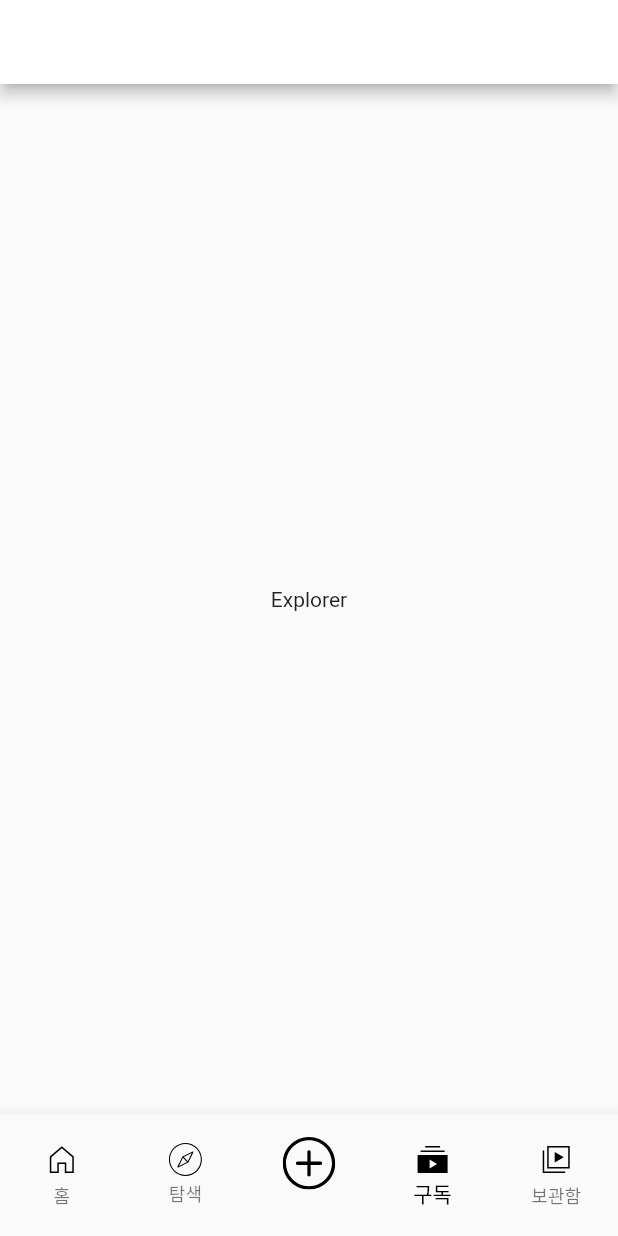
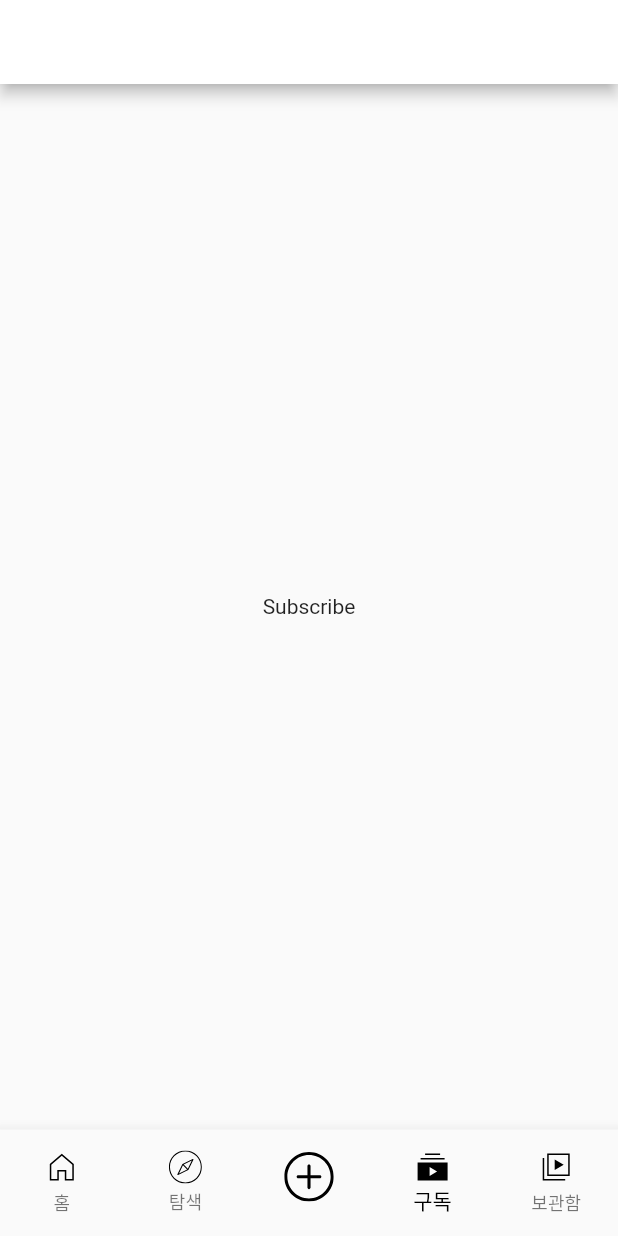
Before and after one commit to kwonym3094/2021_02_flutter_practice, a Flutter app: the screen it shows after launch, item 4 of the bottom bar chosen, on a phone screen of 412 x 824 dp. Run offline on Flutter 3.47's test engine with Material 2 defaults, Android fonts, the phone set to English and light mode, and no system bars; our stand-ins replace flutter_svg, get.

Commit message:
클론앱 복습

```diff
--- a/flutter_example/lib/main.dart
+++ b/flutter_example/lib/main.dart
@@ -2,7 +2,8 @@ import 'package:flutter/cupertino.dart';
 import 'package:flutter/material.dart';
 import 'package:flutter_example/src/app.dart';
 import 'package:flutter_example/src/binding/init_binding.dart';
-import 'package:get/get.dart';
+import 'package:get/get_navigation/src/root/get_material_app.dart';
+import 'package:get/get_navigation/src/routes/get_route.dart';
 
 void main() {
   runApp(MyApp());
@@ -14,15 +15,14 @@ class MyApp extends StatelessWidget {
     return GetMaterialApp(
       title: "Youtube Clone Coding",
       theme: ThemeData(
-          primaryColor: Colors.white,
-          accentColor: Colors.black,
-          primarySwatch: Colors.blue,
-          visualDensity: VisualDensity.adaptivePlatformDensity),
+        primaryColor: Colors.white,
+        primarySwatch: Colors.blue,
+        visualDensity: VisualDensity.adaptivePlatformDensity,
+      ),
+      debugShowCheckedModeBanner: false,
       initialRoute: '/',
-      getPages: [
-        GetPage(name: '/', page: () => App()),
-      ],
       initialBinding: InitBinding(),
+      getPages: [GetPage(name: '/', page: () => App())],
     );
   }
 }
--- a/flutter_example/lib/src/app.dart
+++ b/flutter_example/lib/src/app.dart
@@ -1,6 +1,6 @@
 import 'package:flutter/material.dart';
 import 'package:flutter_example/src/controller/app_controller.dart';
-import 'package:flutter_example/src/pages/explore.dart';
+import 'package:flutter_example/src/pages/explorer.dart';
 import 'package:flutter_example/src/pages/library.dart';
 import 'package:flutter_example/src/pages/subscribe.dart';
 import 'package:flutter_svg/flutter_svg.dart';
@@ -11,15 +11,14 @@ import 'pages/home.dart';
 class App extends GetView<AppController> {
   @override
   Widget build(BuildContext context) {
-    print('APP BUILD!!!');
     return Scaffold(
       body: Obx(() {
         switch (RouteName.values[controller.currentIndex.value]) {
           case RouteName.Home:
             return Home();
             break;
-          case RouteName.Explore:
-            return Explore();
+          case RouteName.Explorer:
+            return Explorer();
             break;
           case RouteName.Subscribe:
             return Subscribe();
@@ -28,54 +27,53 @@ class App extends GetView<AppController> {
             return Library();
             break;
           case RouteName.Add:
-            // bottom sheet
             break;
         }
-        return Container();
       }),
       bottomNavigationBar: Obx(
         () => BottomNavigationBar(
+          selectedItemColor: Colors.black,
           type: BottomNavigationBarType.fixed,
           currentIndex: controller.currentIndex.value,
-          onTap: controller.ChangePageIndex,
-          selectedItemColor: Colors.black,
           showSelectedLabels: true,
+          onTap: controller.changeCurrentIndex,
           items: [
             BottomNavigationBarItem(
-                icon: SvgPicture.asset(
-                  'assets/svg/icons/home_off.svg',
+              icon: SvgPicture.asset("assets/svg/icons/home_off.svg"),
+              activeIcon: SvgPicture.asset("assets/svg/icons/home_on.svg"),
+              label: "홈",
             ),
-                activeIcon: SvgPicture.asset(
-                  'assets/svg/icons/home_on.svg',
-                ),
-                label: "홈"),
             BottomNavigationBarItem(
               icon: SvgPicture.asset(
-                  'assets/svg/icons/compass_off.svg',
+                "assets/svg/icons/compass_off.svg",
                 width: 22,
               ),
               activeIcon: SvgPicture.asset(
-                  'assets/svg/icons/compass_on.svg',
+                "assets/svg/icons/compass_on.svg",
                 width: 22,
               ),
-                label: "탐색"),
+              label: "탐색",
+            ),
             BottomNavigationBarItem(
               icon: Padding(
-                  padding: const EdgeInsets.all(8),
+                padding: const EdgeInsets.only(top: 8.0),
                 child: SvgPicture.asset(
-                    'assets/svg/icons/plus.svg',
-                    width: 35,
+                  "assets/svg/icons/plus.svg",
+                  width: 33,
                 ),
               ),
-                label: ""),
+              label: "",
+            ),
             BottomNavigationBarItem(
-                icon: SvgPicture.asset('assets/svg/icons/subs_off.svg'),
-                activeIcon: SvgPicture.asset('assets/svg/icons/subs_on.svg'),
-                label: "구독"),
+              icon: SvgPicture.asset("assets/svg/icons/subs_off.svg"),
+              activeIcon: SvgPicture.asset("assets/svg/icons/subs_on.svg"),
+              label: "구독",
+            ),
             BottomNavigationBarItem(
-                icon: SvgPicture.asset('assets/svg/icons/library_off.svg'),
-                activeIcon: SvgPicture.asset('assets/svg/icons/library_on.svg'),
-                label: "보관함"),
+              icon: SvgPicture.asset("assets/svg/icons/library_off.svg"),
+              activeIcon: SvgPicture.asset("assets/svg/icons/library_on.svg"),
+              label: "보관함",
+            ),
           ],
         ),
       ),
--- a/flutter_example/lib/src/binding/init_binding.dart
+++ b/flutter_example/lib/src/binding/init_binding.dart
@@ -1,6 +1,5 @@
 import 'package:flutter_example/src/controller/app_controller.dart';
 import 'package:get/get.dart';
-import 'package:get/get_instance/src/bindings_interface.dart';
 
 class InitBinding implements Bindings {
   @override
--- a/flutter_example/lib/src/controller/app_controller.dart
+++ b/flutter_example/lib/src/controller/app_controller.dart
@@ -2,22 +2,21 @@ import 'package:flutter/material.dart';
 import 'package:flutter_example/src/components/youtube_bottom_sheet.dart';
 import 'package:get/get.dart';
 
-enum RouteName { Home, Explore, Add, Subscribe, Library }
+enum RouteName { Home, Explorer, Add, Subscribe, Library }
 
 class AppController extends GetxService {
   static AppController get to => Get.find();
 
   RxInt currentIndex = 0.obs;
-
-  void ChangePageIndex(int index) {
+  void changeCurrentIndex(int index) {
     if (RouteName.values[index] == RouteName.Add) {
-      _showBottomIndex();
+      _showBottomSheet();
     } else {
       currentIndex(index);
     }
   }
 
-  void _showBottomIndex() {
+  void _showBottomSheet() {
     Get.bottomSheet(YoutubeBottomSheet());
   }
 }
--- a/flutter_example/lib/src/pages/explore.dart
+++ b/flutter_example/lib/src/pages/explorer.dart
@@ -1,9 +1,8 @@
 import 'package:flutter/material.dart';
 
-class Explore extends StatelessWidget {
+class Explorer extends StatelessWidget {
   @override
   Widget build(BuildContext context) {
-    print("Explorer build!!!");
     return Scaffold(
       appBar: AppBar(),
       body: Center(
--- a/flutter_example/lib/src/pages/home.dart
+++ b/flutter_example/lib/src/pages/home.dart
@@ -6,7 +6,7 @@ class Home extends StatelessWidget {
     return Scaffold(
       appBar: AppBar(),
       body: Center(
-        child: Text("Home"),
+        child: Text('Home'),
       ),
     );
   }
--- a/flutter_example/lib/src/pages/library.dart
+++ b/flutter_example/lib/src/pages/library.dart
@@ -3,11 +3,10 @@ import 'package:flutter/material.dart';
 class Library extends StatelessWidget {
   @override
   Widget build(BuildContext context) {
-    print("Explorer build!!!");
     return Scaffold(
       appBar: AppBar(),
       body: Center(
-        child: Text('Explorer'),
+        child: Text('Library'),
       ),
     );
   }
--- a/flutter_example/lib/src/pages/subscribe.dart
+++ b/flutter_example/lib/src/pages/subscribe.dart
@@ -3,11 +3,10 @@ import 'package:flutter/material.dart';
 class Subscribe extends StatelessWidget {
   @override
   Widget build(BuildContext context) {
-    print("Explorer build!!!");
     return Scaffold(
       appBar: AppBar(),
       body: Center(
-        child: Text('Explorer'),
+        child: Text('Subscribe'),
       ),
     );
   }
```
Also changed, not shown: flutter_example/lib/src/components/youtube_bottom_sheet.dart (+33 -22 lines). Lines whose indentation alone changed are shown as unchanged.
